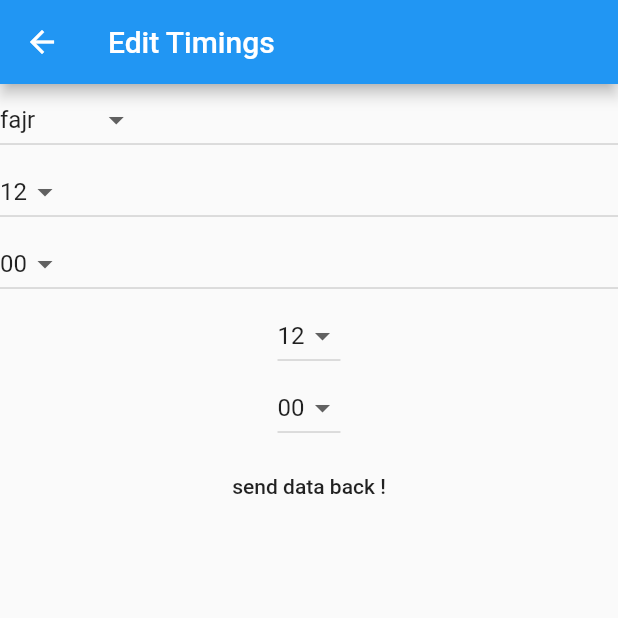
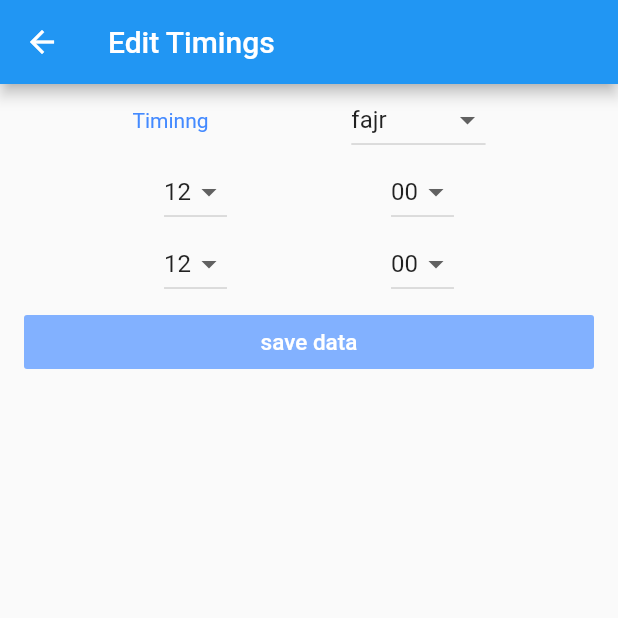
Before and after one commit to smdi/crescent_masjid, a Flutter app: the screen it shows after launch, after a tap on the "edit" icon, on a phone screen of 412 x 824 dp, the top half of it. Run offline on Flutter 3.47's test engine with Material 2 defaults, Android fonts, the phone set to English and light mode, and no system bars; our stand-ins replace connectivity, firebase_database, firebase_messaging, percent_indicator, shared_preferences; accounts and stored records are empty; network calls fail.

Commit message:
Modifying design

```diff
--- a/lib/main.dart
+++ b/lib/main.dart
@@ -1,14 +1,20 @@
 import 'package:crescent_masjid/ui/home.dart';
 import 'package:crescent_masjid/util/util.dart';
 import 'package:flutter/material.dart';
+import 'package:flutter/services.dart';
 
 void main(){
 
+  SystemChrome.setPreferredOrientations([DeviceOrientation.portraitUp])
+      .then((_) {
     runApp(
         new MaterialApp(
           title: title,
           home: new Home(),
         )
     );
+  });
+
+
 
 }
--- a/lib/ui/editor.dart
+++ b/lib/ui/editor.dart
@@ -28,6 +28,12 @@ class _EditorState extends State<Editor> {
       body: new ListView(
         children : <Widget>[
 
+          Row(
+            mainAxisAlignment: MainAxisAlignment.spaceEvenly,
+            children: <Widget>[
+
+              new Text("Timinng  " ,style: new TextStyle(color: Colors.blueAccent),),
+
               DropdownButton<String>(
                 value: dropdownValue,
                 onChanged: (String newValue) {
@@ -47,7 +53,12 @@ class _EditorState extends State<Editor> {
                 })
                     .toList(),
               ),
+            ],
+          ),
 
+          Row(
+            mainAxisAlignment: MainAxisAlignment.spaceEvenly,
+            children: <Widget>[
               DropdownButton<String>(
                 value: hoursVal,
                 onChanged: (String newValue) {
@@ -64,7 +75,6 @@ class _EditorState extends State<Editor> {
                 })
                     .toList(),
               ),
-//
               DropdownButton<String>(
                 value: minutesVal,
                 onChanged: (String newValue) {
@@ -82,11 +92,19 @@ class _EditorState extends State<Editor> {
                     .toList(),
               ),
 
+            ],
+          ),
+//
+
           getOptionalWidget(opac),
 
           new ListTile(
+
             title: new FlatButton(
+                color: Colors.blueAccent.shade100,
+                splashColor: Colors.blueAccent,
                 onPressed: (){
+
                   Navigator.pop(context ,{
                     'hour' : hoursVal,
                     'hoursEndVal':hoursEndVal,
@@ -95,7 +113,7 @@ class _EditorState extends State<Editor> {
                     'timing':dropdownValue
                   });
                 },
-                child: new Text("send data back !")),
+                child: new Text("save data" , style: new TextStyle(color: Colors.white,fontSize: 15.0),)),
           ),
         ],
       ),
@@ -104,8 +122,8 @@ class _EditorState extends State<Editor> {
 
   Widget getOptionalWidget(bool opac) {
 
-    return new Column(
-
+    return new Row(
+      mainAxisAlignment: MainAxisAlignment.spaceEvenly,
       children: <Widget>[
 
         Visibility(
--- a/lib/ui/home.dart
+++ b/lib/ui/home.dart
@@ -117,6 +117,10 @@ class _HomeState extends State<Home> {
 
     Map<dynamic , dynamic> data;
 
+
+    stateSetter(60.0, 0.6, true);
+    stateSetter(70.0, 0.7, true);
+
     dbReference =  database.reference().child("timings");
 
     await dbReference.once().then((DataSnapshot snapshot){
@@ -125,8 +129,7 @@ class _HomeState extends State<Home> {
 
     });
 
-    stateSetter(50.0, 0.5, true);
-    stateSetter(70.0, 0.7, true);
+
     stateSetter(80.0, 0.8, false);
 
       return data;
@@ -183,12 +186,16 @@ class _HomeState extends State<Home> {
           });
 
     }
-    return new Text("no connection");
+    else if (connection == false) {
+      return getNoConnectionWidget();
+    }
   }
 
   void setOneValues(String timing, String hour) {
 
       String date = getDate();
+      print("Date");
+      print(date);
       dbReference.update({'$timing':'$hour'});
       dbReference.update({'updated':'$date'});
 
@@ -286,7 +293,7 @@ class _HomeState extends State<Home> {
       });
 //    return updateWidget();
 
-      stateSetter(40.0, 0.4, true);
+      stateSetter(50.0, 0.5, true);
 
     } else {
       // not  connected . show a image of network not connected .
@@ -515,14 +522,19 @@ class _HomeState extends State<Home> {
   String getDate() {
     var now = new DateTime.now();
     print(now);
-    if(now.day < 10){
-      if(now.month < 10){
-        return "0${now.day}-0${now.month}-${now.year}";
-      }
-      else{
-        return "0${now.day}-${now.month}-${now.year}";
-      }
+    if(now.day < 10 && now.month < 10){
+      return "0${now.day}-0${now.month}-${now.year}";
     }
+    else if(now.day <10 && now.month >=10 ){
+      return "0${now.day}-${now.month}-${now.year}";
+    }
+    else if(now.day >=10 && now.month <10){
+      return "${now.day}-0${now.month}-${now.year}";
+    }
+    else{
+       return "${now.day}-${now.month}-${now.year}";
+    }
+
   }
 
   void stateSetter(double progress, double percent, opac) {
--- a/lib/ui/salah_timer.dart
+++ b/lib/ui/salah_timer.dart
@@ -132,11 +132,9 @@ class _SalahState extends State<Salah> {
             }
           });
     }
-    else{
-
-      return new Text("No connection");
+    else if (connectivity == false) {
+      return getNoConnectionWidget();
     }
-
   }
 
   Widget getCard(String lead,String updated , String time ,String timezone ) {
--- a/lib/util/util.dart
+++ b/lib/util/util.dart
@@ -59,3 +59,32 @@ List<String> minutesList =  <String>['00','01','02','03','04','05','06','07','08
                                  '51','52','53','54','55','56','57','58','59'];
 
 List<String> oneList = <String>['sehari','sunrise','sunset','iftiyaari','taraweeh'];
+
+
+
+Widget getNoConnectionWidget(){
+
+  return Padding(
+    padding: const EdgeInsets.fromLTRB(0,50.0,0,0),
+    child: new Column(
+        mainAxisAlignment: MainAxisAlignment.center,
+
+        children:<Widget>[
+
+          new Image.asset(
+            'images/no-wifi.png',
+            width: 100.0,
+            height: 100.0,
+            fit: BoxFit.fill,
+          ),
+
+          Padding(
+            padding: const EdgeInsets.fromLTRB(0,10.0,0,0),
+            child: new Text("No Internet Connection", style: new TextStyle(color: Colors.blueAccent ,fontWeight: FontWeight.bold,height: 2.0 ,fontSize: 15.0),),
+          ),
+
+        ]
+    ),
+  );
+
+}
--- a/pubspec.yaml
+++ b/pubspec.yaml
@@ -49,8 +49,10 @@ flutter:
   uses-material-design: true
 
   # To add assets to your application, add an assets section, like this:
-  # assets:
-  #  - images/a_dot_burr.jpeg
+  assets:
+   - images/white_snow.png
+   - images/no-wifi.png
+   - images/city.jpg
   #  - images/a_dot_ham.jpeg
 
   # An image asset can refer to one or more resolution-specific "variants", see
```
Also changed, not shown: lib/ui/search.dart (+27 -13 lines), pubspec.lock. Lines whose indentation alone changed are shown as unchanged.
